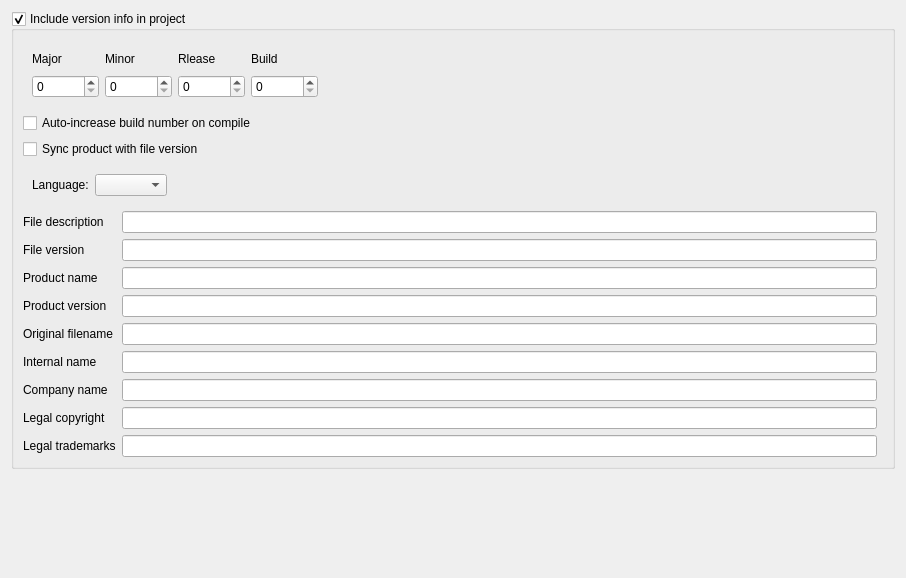
Qt form RedPandaIDE/settingsdialog/projectversioninfowidget.ui (royqh1979/RedPanda-CPP) before a commit.
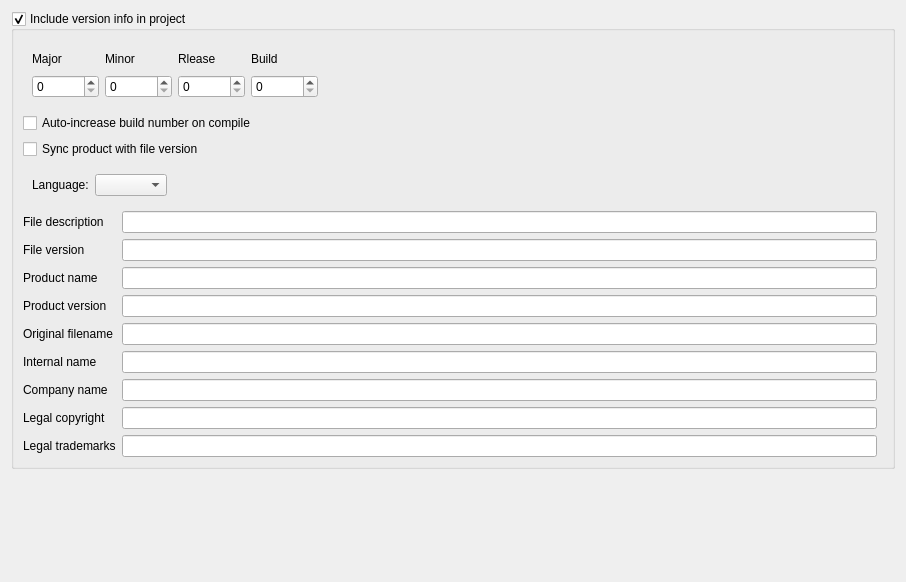
The same form after that commit.

```diff
--- a/RedPandaIDE/settingsdialog/projectversioninfowidget.ui
+++ b/RedPandaIDE/settingsdialog/projectversioninfowidget.ui
@@ -7,7 +7,7 @@
     <x>0</x>
     <y>0</y>
     <width>906</width>
-    <height>578</height>
+    <height>582</height>
    </rect>
   </property>
   <property name="windowTitle">
```
Left out of the diff: 19 changed lines with no effect on the pictures.
